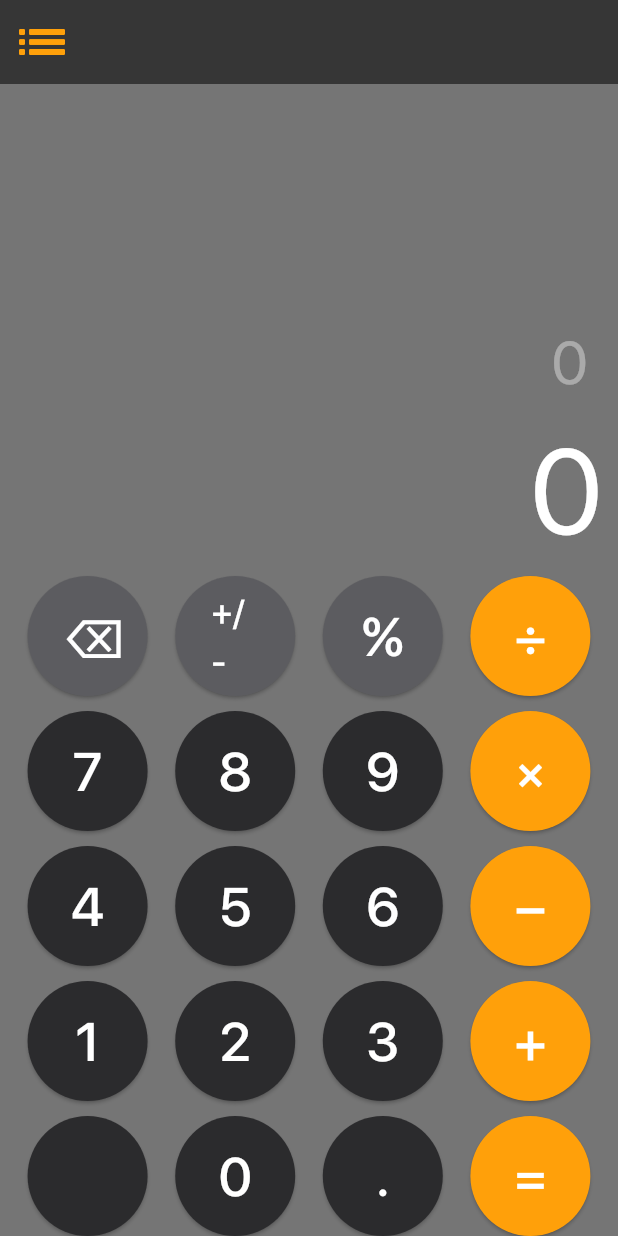
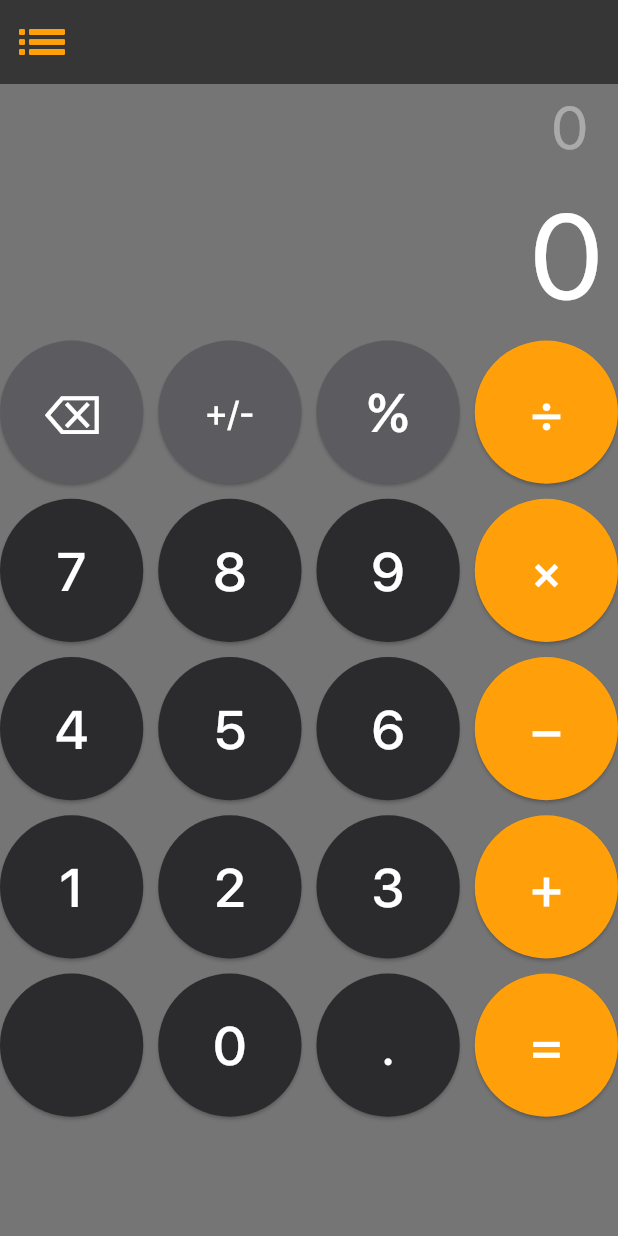
Before and after one commit to AndrewDongminYoo/flutter_calculator_app, a Flutter app: the screen it shows after launch, on a phone screen of 412 x 824 dp. Run offline on Flutter 3.47's test engine with Material 3 defaults, Android fonts, the phone set to English and light mode, and no system bars; drawn by our look-alikes of auto_size_text; our stand-ins replace bloc, connectivity_plus, flutter_bloc, freezed_annotation, math_expressions; generated files the repository leaves out were written again; project files that could hold a hidden picture were left out.

Commit message:
fix: 💄 optimize layout structure in CalculatorButton widget

```diff
--- a/lib/features/calculator/presentation/pages/calculator_screen.dart
+++ b/lib/features/calculator/presentation/pages/calculator_screen.dart
@@ -30,18 +30,20 @@ class CalculatorView extends StatelessWidget {
   Widget build(BuildContext context) {
     final bloc = context.read<CalculatorBloc>();
 
-    return Scaffold(
+    return SafeArea(
+      child: Scaffold(
         backgroundColor: Colors.black54,
         appBar: AppBar(
           elevation: 0,
           backgroundColor: Colors.black54,
           leading: const Icon(Icons.list_sharp, size: 40, color: Color(0xFFFFA00A)),
         ),
-      body: SafeArea(
-        child: BlocBuilder<CalculatorBloc, CalculatorState>(
+        body: BlocBuilder<CalculatorBloc, CalculatorState>(
           builder: (BuildContext context, CalculatorState state) {
-            return Column(
+            return SingleChildScrollView(
+              child: Column(
                 mainAxisAlignment: MainAxisAlignment.end,
+                crossAxisAlignment: CrossAxisAlignment.end,
                 children: [
                   Container(
                     alignment: Alignment.bottomRight,
@@ -74,6 +76,7 @@ class CalculatorView extends StatelessWidget {
                     ),
                   ),
                   Row(
+                    spacing: 10,
                     mainAxisAlignment: MainAxisAlignment.spaceEvenly,
                     children: [
                       CalculatorButton(
@@ -106,6 +109,7 @@ class CalculatorView extends StatelessWidget {
                   ),
                   const SizedBox(height: 10),
                   Row(
+                    spacing: 10,
                     mainAxisAlignment: MainAxisAlignment.spaceEvenly,
                     children: [
                       CalculatorButton(
@@ -132,6 +136,7 @@ class CalculatorView extends StatelessWidget {
                   ),
                   const SizedBox(height: 10),
                   Row(
+                    spacing: 10,
                     mainAxisAlignment: MainAxisAlignment.spaceEvenly,
                     children: [
                       CalculatorButton(
@@ -158,6 +163,7 @@ class CalculatorView extends StatelessWidget {
                   ),
                   const SizedBox(height: 10),
                   Row(
+                    spacing: 10,
                     mainAxisAlignment: MainAxisAlignment.spaceEvenly,
                     children: [
                       CalculatorButton(
@@ -184,12 +190,13 @@ class CalculatorView extends StatelessWidget {
                   ),
                   const SizedBox(height: 10),
                   Row(
+                    spacing: 10,
                     mainAxisAlignment: MainAxisAlignment.spaceEvenly,
                     children: [
                       CalculatorButton(
                         button: ButtonType.empty,
                         buttonColor: const Color(0xFF2B2B2D),
-                      buttonPressed: (String val) => bloc.add(CalculatorEvent.input(val)),
+                        buttonPressed: (String val) {},
                       ),
                       CalculatorButton(
                         button: ButtonType.zero,
@@ -209,6 +216,7 @@ class CalculatorView extends StatelessWidget {
                     ],
                   ),
                 ],
+              ),
             );
           },
         ),
--- a/lib/features/calculator/presentation/widgets/calculator_button.dart
+++ b/lib/features/calculator/presentation/widgets/calculator_button.dart
@@ -18,11 +18,11 @@ class CalculatorButton extends StatelessWidget {
 
   @override
   Widget build(BuildContext context) {
-    return SizedBox.square(
-      dimension: 80,
-      child: Expanded(
-        child: AspectRatio(
-          aspectRatio: 1,
+    return Expanded(
+      child: AspectRatio(
+        aspectRatio: 1,
+        child: SizedBox.square(
+          dimension: 80,
           child: ElevatedButton(
             onPressed: () {
               buttonPressed(button.text);
```
Lines whose indentation alone changed are shown as unchanged.
